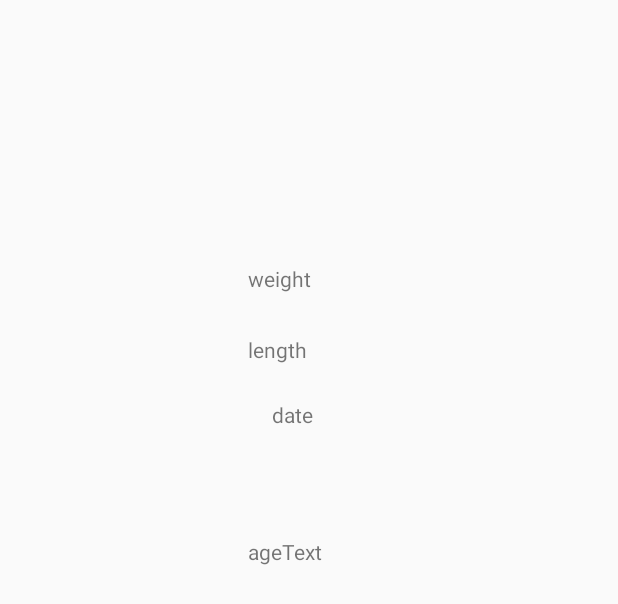
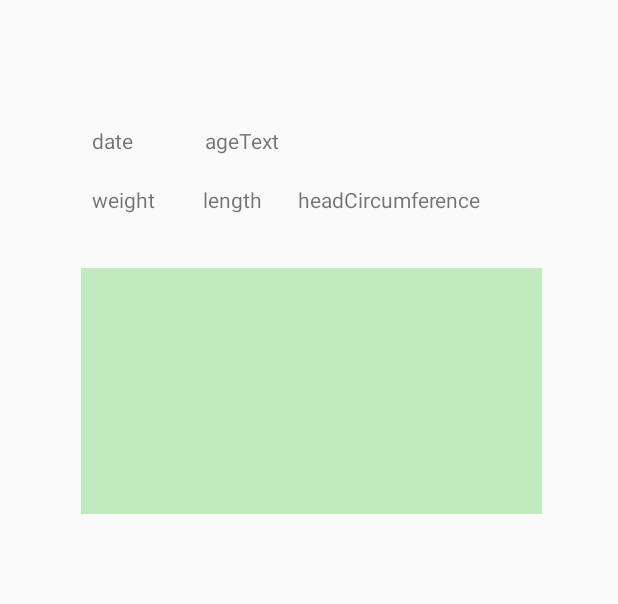
Before and after one commit to KatGkar/BabyLand, an Android app: the layout activity_show_developments_list.xml on its own in the app's theme, with its tools: preview values and no code run, on a phone screen of 412 x 824 dp. Shown: the top 604 px of the screen. Run offline under Robolectric (Android 15) with nearby library versions, the phone set to English and light mode, and no system bars.

Commit message:
fixing errors

```diff
--- a/app/src/main/java/com/example/babyland/LoginRegister.java
+++ b/app/src/main/java/com/example/babyland/LoginRegister.java
@@ -55,6 +55,7 @@ import com.squareup.picasso.Picasso;
 
 import org.json.JSONObject;
 
+import java.io.Serializable;
 import java.util.Arrays;
 
 public class LoginRegister extends AppCompatActivity { //implements GoogleApiClient.OnConnectionFailedListener {
@@ -245,7 +246,9 @@ public class LoginRegister extends AppCompatActivity { //implements GoogleApiCli
                     public void onSuccess(AuthResult authResult) {
                         loadingFrame.setVisibility(View.INVISIBLE);
                         //continue to next page
-                        Intent intent = new Intent(getApplicationContext(), MainScreen.class);
+                        Intent intent = new Intent(LoginRegister.this, MainScreen.class);
+                        User u = null;
+                        intent.putExtra("user", (Serializable) u);
                         startActivity(intent);
 
                     }
--- a/app/src/main/java/com/example/babyland/User.java
+++ b/app/src/main/java/com/example/babyland/User.java
@@ -1,8 +1,9 @@
 package com.example.babyland;
 
+import java.io.Serializable;
 import java.util.ArrayList;
 
-public class User {
+public class User implements Serializable {
     private String name, surname, amka, phoneNumber, email, dateOfBirth, bloodType, partnersAmka;
     private Boolean partner;
     private ArrayList<Baby> kids;
--- a/app/src/main/res/layout/activity_show_developments_list.xml
+++ b/app/src/main/res/layout/activity_show_developments_list.xml
@@ -23,54 +23,73 @@
                 android:id="@+id/weightTextViewShow"
                 android:layout_width="wrap_content"
                 android:layout_height="wrap_content"
-                android:layout_marginTop="124dp"
+                android:layout_marginStart="36dp"
+                android:layout_marginTop="20dp"
                 android:text="weight"
-                app:layout_constraintEnd_toEndOf="parent"
-                app:layout_constraintHorizontal_bias="0.437"
                 app:layout_constraintStart_toStartOf="parent"
-                app:layout_constraintTop_toTopOf="parent" />
+                app:layout_constraintTop_toBottomOf="@+id/dateTextViewShow" />
 
             <TextView
                 android:id="@+id/lengthTextViewShow"
                 android:layout_width="wrap_content"
                 android:layout_height="wrap_content"
-                android:layout_marginTop="28dp"
+                android:layout_marginStart="32dp"
+                android:layout_marginTop="20dp"
                 android:text="length"
-                app:layout_constraintEnd_toEndOf="parent"
-                app:layout_constraintHorizontal_bias="0.433"
-                app:layout_constraintStart_toStartOf="parent"
-                app:layout_constraintTop_toBottomOf="@+id/weightTextViewShow" />
+                app:layout_constraintStart_toEndOf="@+id/weightTextViewShow"
+                app:layout_constraintTop_toBottomOf="@+id/ageTextViewShow" />
 
             <TextView
                 android:id="@+id/dateTextViewShow"
                 android:layout_width="wrap_content"
                 android:layout_height="wrap_content"
-                android:layout_marginTop="24dp"
+                android:layout_marginStart="36dp"
+                android:layout_marginTop="32dp"
                 android:text="date"
-                app:layout_constraintEnd_toEndOf="parent"
-                app:layout_constraintHorizontal_bias="0.467"
                 app:layout_constraintStart_toStartOf="parent"
-                app:layout_constraintTop_toBottomOf="@+id/lengthTextViewShow" />
+                app:layout_constraintTop_toTopOf="parent" />
 
             <TextView
                 android:id="@+id/ageTextViewShow"
                 android:layout_width="wrap_content"
                 android:layout_height="wrap_content"
-                android:layout_marginTop="72dp"
+                android:layout_marginStart="48dp"
+                android:layout_marginTop="32dp"
                 android:text="ageText"
+                app:layout_constraintStart_toEndOf="@+id/dateTextViewShow"
+                app:layout_constraintTop_toTopOf="parent" />
+
+            <TextView
+                android:id="@+id/headCircumferenceTextViewShow"
+                android:layout_width="wrap_content"
+                android:layout_height="wrap_content"
+                android:layout_marginStart="24dp"
+                android:layout_marginTop="20dp"
+                android:text="headCircumference"
+                app:layout_constraintStart_toEndOf="@+id/lengthTextViewShow"
+                app:layout_constraintTop_toBottomOf="@+id/ageTextViewShow" />
+
+            <androidx.recyclerview.widget.RecyclerView
+                android:id="@+id/developmentalMonitoringRecyclerView"
+                android:layout_width="307dp"
+                android:layout_height="164dp"
+                android:layout_marginStart="24dp"
+                android:layout_marginTop="36dp"
+                android:background="#C2EABF"
                 app:layout_constraintEnd_toEndOf="parent"
-                app:layout_constraintHorizontal_bias="0.448"
+                app:layout_constraintHorizontal_bias="0.147"
                 app:layout_constraintStart_toStartOf="parent"
-                app:layout_constraintTop_toBottomOf="@+id/dateTextViewShow" />
+                app:layout_constraintTop_toBottomOf="@+id/lengthTextViewShow" />
 
-            <ListView
-                android:id="@+id/tView"
-                android:layout_width="308dp"
-                android:layout_height="283dp"
-                app:layout_constraintBottom_toBottomOf="parent"
+            <androidx.recyclerview.widget.RecyclerView
+                android:id="@+id/examinationRecyclerView"
+                android:layout_width="299dp"
+                android:layout_height="176dp"
+                android:layout_marginTop="20dp"
                 app:layout_constraintEnd_toEndOf="parent"
+                app:layout_constraintHorizontal_bias="0.507"
                 app:layout_constraintStart_toStartOf="parent"
-                app:layout_constraintTop_toBottomOf="@+id/ageTextViewShow" />
+                app:layout_constraintTop_toBottomOf="@+id/developmentalMonitoringRecyclerView" />
         </androidx.constraintlayout.widget.ConstraintLayout>
     </RelativeLayout>
 
```
Also changed, not shown: app/src/main/java/com/example/babyland/MainScreen.java (+15 -4 lines), app/src/main/java/com/example/babyland/MonitoringDevelopment.java (+13 -3 lines), app/src/main/java/com/example/babyland/nextParent.java (+6 -4 lines), app/src/main/java/com/example/babyland/recyclerAdapter.java (+30 -1 lines), app/src/main/java/com/example/babyland/showDevelopmentsList.java (+22 -7 lines), app/src/main/res/layout/show_developments_developmental_monitoring.xml (added, +35 -0 lines), app/src/main/res/layout/show_developments_examination.xml (added, +27 -0 lines).
